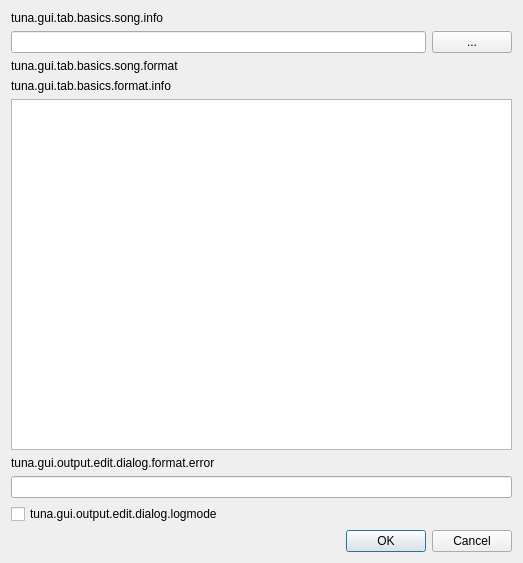
Before: the Qt Designer form src/gui/output_edit_dialog.ui in univrsal/tuna, drawn with Qt 5.
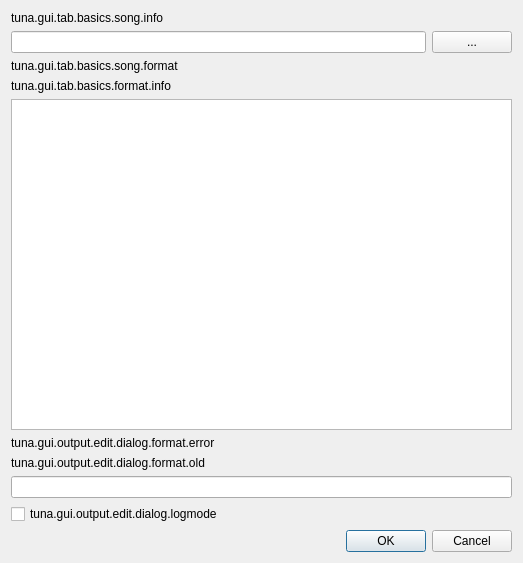
After: the same form once the commit is applied. Icons and pictures are not drawn.

Commit message:
UI: Add info for old formatting options
Now warns the user if he's using the old options like %t etc.
Closes #185

Diff of the .ui file:
```diff
--- a/src/gui/output_edit_dialog.ui
+++ b/src/gui/output_edit_dialog.ui
@@ -149,6 +149,16 @@
        </property>
       </widget>
      </item>
+     <item>
+      <widget class="QLabel" name="lbl_format_old">
+       <property name="text">
+        <string>tuna.gui.output.edit.dialog.format.old</string>
+       </property>
+       <property name="wordWrap">
+        <bool>true</bool>
+       </property>
+      </widget>
+     </item>
      <item>
       <widget class="QLineEdit" name="txt_format"/>
      </item>
```
The commit also changes 3 other files.
